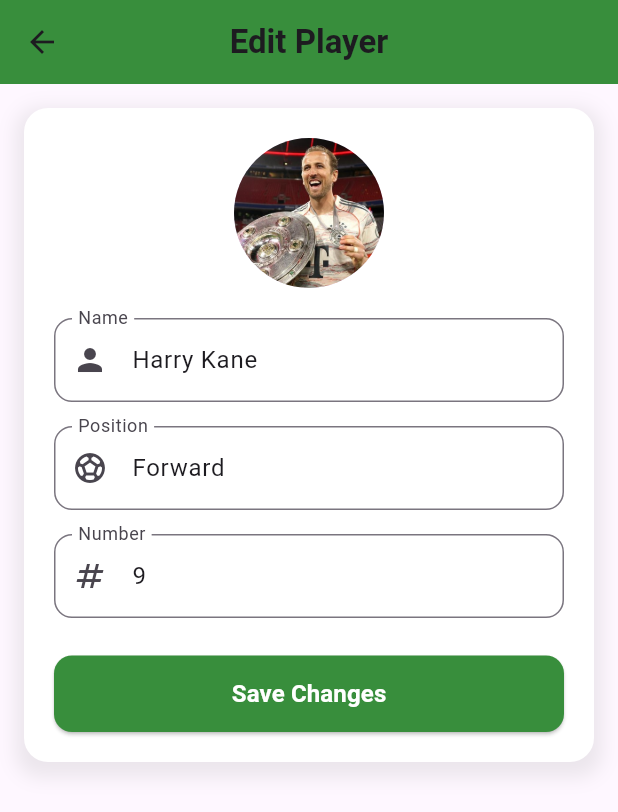
After one commit to MaghaliMarvelous/Flutter_Application, a Flutter app: the FootballPage screen opened by its route, after a tap on "Harry Kane", on a phone screen of 412 x 824 dp. The commit adds this screen. Shown: the top 812 px of the screen. Run offline on Flutter 3.47's test engine with Material 3 defaults, Android fonts, the phone set to English and light mode, and no system bars; our stand-ins replace get.

Commit message:
tambahan edit dan UI

```diff
--- a/lib/controllers/calculator_controller.dart
+++ b/lib/controllers/calculator_controller.dart
@@ -16,4 +16,36 @@ class CalculatorController extends GetxController{
 
   }
 
+  void kurang() {
+    int angka1 = int.parse(txtAngka1.text.toString());
+    int angka2 = int.parse(txtAngka2.text.toString());
+
+    int hasilKurang = angka1 - angka2;
+    print("hasil kurang " + hasilKurang.toString());
+    hasil.value = hasilKurang.toString();
+  }
+
+  void kali() {
+    int angka1 = int.parse(txtAngka1.text.toString());
+    int angka2 = int.parse(txtAngka2.text.toString());
+
+    int hasilKali = angka1 * angka2;
+    print("hasil kali " + hasilKali.toString());
+    hasil.value = hasilKali.toString();
+  }
+
+  void bagi() {
+    int angka1 = int.parse(txtAngka1.text.toString());
+    int angka2 = int.parse(txtAngka2.text.toString());
+
+    if (angka2 != 0) {
+      double hasilBagi = angka1 / angka2;
+      print("hasil bagi " + hasilBagi.toString());
+      hasil.value = hasilBagi.toString();
+    } else {
+      print("Error: Division by zero");
+      hasil.value = "Error: Division by zero";
+    }
+  }
+
 }
--- /dev/null
+++ b/lib/controllers/football_controller.dart
@@ -0,0 +1,52 @@
+
+import 'package:get/get.dart';
+import 'package:get/get_state_manager/src/simple/get_controllers.dart';
+
+class Player {
+  final String profileImage;
+  final String name;
+  final String position;
+  final int number;
+
+  Player({
+    required this.profileImage,
+    required this.name,
+    required this.position,
+    required this.number,
+  });
+}
+
+class FootballController extends GetxController {
+  final players = <Player>[
+    Player(
+      profileImage: 'assets/harry_kane.jpeg',
+      name: 'Harry Kane',
+      position: 'Forward',
+      number: 9,
+    ),
+    Player(
+      profileImage: 'assets/thomasmuller.jpg',
+      name: 'Thomas Muller',
+      position: 'Midfielder',
+      number: 25,
+    ),
+    Player(
+      profileImage: 'assets/leroy sane.jpg',
+      name: 'Leroy Sane',
+      position: 'Left Midfielder',
+      number: 10,
+    ),
+    Player(
+      profileImage: 'assets/delight.jpg',
+      name: 'Matthaus de Ligt',
+      position: 'Right Center Back',
+      number: 4,
+    ),
+    Player(
+      profileImage: 'assets/neueer.jpg',
+      name: 'Manuel Neuer',
+      position: 'Goalkeeper',
+      number: 1,
+    ),
+  ].obs; // <-- This makes the list reactive
+}
--- /dev/null
+++ b/lib/controllers/football_edit_controller.dart
@@ -0,0 +1,20 @@
+import 'package:get/get.dart';
+
+class FootballEditController extends GetxController {
+  // Contoh data pemain
+  var playerName = ''.obs;
+  var playerPosition = ''.obs;
+
+  // Inisialisasi data pemain yang akan diedit
+  void setPlayerData(String name, String position) {
+    playerName.value = name;
+    playerPosition.value = position;
+  }
+
+  // Simpan perubahan data pemain
+  void savePlayerData() {
+    // Lakukan proses update data di database atau state
+    // Setelah itu kembali ke halaman list
+    Get.back();
+  }
+}
--- a/lib/main.dart
+++ b/lib/main.dart
@@ -1,6 +1,8 @@
 import 'package:flutter/material.dart';
 import 'package:flutter_application_pplg1_20/login_page.dart';
 import 'package:flutter_application_pplg1_20/pages/calculator.page.dart';
+import 'package:flutter_application_pplg1_20/routes/pages.dart';
+import 'package:flutter_application_pplg1_20/routes/routes.dart';
 import 'package:get/get_navigation/get_navigation.dart';
 void main() {
   runApp(const MyApp());
@@ -17,7 +19,8 @@ class MyApp extends StatelessWidget {
       theme: ThemeData(
         colorScheme: ColorScheme.fromSeed(seedColor: Colors.deepPurple),
       ),
-      home: CalculatorPage(),
+      initialRoute: AppRoutes.calculator,
+      getPages: AppPages.pages,
     );
   }
 }
--- /dev/null
+++ b/lib/models/football_model.dart
@@ -0,0 +1,13 @@
+class Player {
+  final String profileImage;
+  final String name;
+  final String position;
+  final int number;
+
+  Player({
+    required this.profileImage,
+    required this.name,
+    required this.position,
+    required this.number,
+  });
+}
--- a/lib/pages/calculator.page.dart
+++ b/lib/pages/calculator.page.dart
@@ -2,6 +2,7 @@ import 'package:flutter/material.dart';
 import 'package:flutter_application_pplg1_20/components/widget_textfield.dart';
 import 'package:flutter_application_pplg1_20/components/widget_button.dart';
 import 'package:flutter_application_pplg1_20/controllers/calculator_controller.dart';
+import 'package:flutter_application_pplg1_20/routes/routes.dart';
 import 'package:get/get.dart';
 
 class CalculatorPage extends StatelessWidget {
@@ -47,8 +48,9 @@ class CalculatorPage extends StatelessWidget {
             ),
             // render UI berada di wrap OBX
             Obx(() => Text("Hasil "+calculatorController.hasil.value)),
-            CustomButton(text: "Clear", textColor: Colors.green, onPressed: () {
-
+            CustomButton(text: "Move to Football players", textColor: Colors.green,
+            onPressed: () {
+              Get.offAllNamed(AppRoutes.footballplayers);
             }, )
 
           ],
--- /dev/null
+++ b/lib/pages/football_edit_page.dart
@@ -0,0 +1,125 @@
+import 'package:flutter/material.dart';
+import 'package:flutter_application_pplg1_20/controllers/football_controller.dart';
+import 'package:get/get.dart';
+
+class EditFootballPage extends StatelessWidget {
+  final int index;
+  final FootballController footballController = Get.find();
+
+  EditFootballPage({super.key, required this.index});
+
+  @override
+  Widget build(BuildContext context) {
+    final player = footballController.players[index];
+    final nameController = TextEditingController(text: player.name);
+    final positionController = TextEditingController(text: player.position);
+    final numberController =
+        TextEditingController(text: player.number.toString());
+
+    return Scaffold(
+      appBar: AppBar(
+        title: const Text(
+          "Edit Player",
+          style: TextStyle(fontWeight: FontWeight.bold),
+        ),
+        centerTitle: true,
+        backgroundColor: Colors.green[700],
+      ),
+      body: SingleChildScrollView(
+        padding: const EdgeInsets.all(16.0),
+        child: Center(
+          child: Container(
+            padding: const EdgeInsets.all(20),
+            decoration: BoxDecoration(
+              color: Colors.white,
+              borderRadius: BorderRadius.circular(16),
+              boxShadow: [
+                BoxShadow(
+                  color: Colors.grey.withOpacity(0.2),
+                  blurRadius: 10,
+                  spreadRadius: 5,
+                  offset: const Offset(0, 5),
+                ),
+              ],
+            ),
+            child: Column(
+              children: [
+                CircleAvatar(
+                  radius: 50,
+                  backgroundImage: AssetImage(player.profileImage),
+                ),
+                const SizedBox(height: 20),
+
+                TextField(
+                  controller: nameController,
+                  decoration: InputDecoration(
+                    labelText: "Name",
+                    prefixIcon: const Icon(Icons.person),
+                    border: OutlineInputBorder(
+                      borderRadius: BorderRadius.circular(12),
+                    ),
+                  ),
+                ),
+                const SizedBox(height: 16),
+
+
+                TextField(
+                  controller: positionController,
+                  decoration: InputDecoration(
+                    labelText: "Position",
+                    prefixIcon: const Icon(Icons.sports_soccer),
+                    border: OutlineInputBorder(
+                      borderRadius: BorderRadius.circular(12),
+                    ),
+                  ),
+                ),
+                const SizedBox(height: 16),
+
+                TextField(
+                  controller: numberController,
+                  keyboardType: TextInputType.number,
+                  decoration: InputDecoration(
+                    labelText: "Number",
+                    prefixIcon: const Icon(Icons.numbers),
+                    border: OutlineInputBorder(
+                      borderRadius: BorderRadius.circular(12),
+                    ),
+                  ),
+                ),
+                const SizedBox(height: 25),
+
+                SizedBox(
+                  width: double.infinity,
+                  child: ElevatedButton(
+                    onPressed: () {
+                      footballController.players[index] = Player(
+                        profileImage: player.profileImage,
+                        name: nameController.text,
+                        position: positionController.text,
+                        number: int.tryParse(numberController.text) ??
+                            player.number,
+                      );
+                      Get.back();
+                    },
+                    style: ElevatedButton.styleFrom(
+                      backgroundColor: Colors.green[700],
+                       foregroundColor: Colors.white,
+                      padding: const EdgeInsets.symmetric(vertical: 14),
+                      shape: RoundedRectangleBorder(
+                        borderRadius: BorderRadius.circular(12),
+                      ),
+                    ),
+                    child: const Text(
+                      "Save Changes",
+                      style: TextStyle(fontSize: 16, fontWeight: FontWeight.bold),
+                    ),
+                  ),
+                ),
+              ],
+            ),
+          ),
+        ),
+      ),
+    );
+  }
+}
--- /dev/null
+++ b/lib/pages/football_pages.dart
@@ -0,0 +1,110 @@
+import 'package:flutter/material.dart';
+import 'package:flutter_application_pplg1_20/controllers/football_controller.dart';
+import 'package:flutter_application_pplg1_20/pages/football_edit_page.dart';
+import 'package:get/get.dart';
+
+class FootballPage extends StatelessWidget {
+  FootballPage({super.key});
+  final FootballController footballController = Get.put(FootballController());
+
+  @override
+  Widget build(BuildContext context) {
+    return Scaffold(
+      appBar: AppBar(
+        title: Text("Football Players"),
+        centerTitle: true,
+        backgroundColor: Colors.green[700],
+      ),
+      body: Container(
+        margin: EdgeInsets.all(12),
+        child: Obx(() => ListView.builder(
+              itemCount: footballController.players.length,
+              itemBuilder: (context, index) {
+                final player = footballController.players[index];
+                return GestureDetector(
+                  onTap: () {
+                    Get.snackbar(
+                      "Player Selected",
+                      player.name,
+                      snackPosition: SnackPosition.BOTTOM,
+                      backgroundColor: Colors.green,
+                      colorText: Colors.white,
+                      duration: Duration(seconds: 1),
+                    );
+
+                    Future.delayed(Duration(milliseconds: 500), () {
+                      Get.to(() => EditFootballPage(index: index));
+                    });
+                  },
+                  child: Card(
+                    shape: RoundedRectangleBorder(
+                      borderRadius: BorderRadius.circular(16),
+                    ),
+                    elevation: 4,
+                    margin: EdgeInsets.symmetric(vertical: 8),
+                    child: Padding(
+                      padding: EdgeInsets.all(12),
+                      child: Row(
+                        children: [
+                          // Profile image
+                          ClipRRect(
+                            borderRadius: BorderRadius.circular(50),
+                            child: Image.asset(
+                              player.profileImage,
+                              width: 60,
+                              height: 60,
+                              fit: BoxFit.cover,
+                            ),
+                          ),
+                          SizedBox(width: 16),
+                          // Player info
+                          Expanded(
+                            child: Column(
+                              crossAxisAlignment: CrossAxisAlignment.start,
+                              children: [
+                                Text(
+                                  player.name,
+                                  style: TextStyle(
+                                    fontSize: 18,
+                                    fontWeight: FontWeight.bold,
+                                  ),
+                                ),
+                                SizedBox(height: 4),
+                                Text(
+                                  player.position,
+                                  style: TextStyle(
+                                    fontSize: 14,
+                                    color: Colors.grey[600],
+                                  ),
+                                ),
+                              ],
+                            ),
+                          ),
+                          // Number badge
+                          Container(
+                            padding: EdgeInsets.symmetric(
+                                vertical: 6, horizontal: 12),
+                            decoration: BoxDecoration(
+                              color: Colors.green[100],
+                              borderRadius: BorderRadius.circular(20),
+                            ),
+                            child: Text(
+                              player.number.toString(),
+                              style: TextStyle(
+                                fontSize: 16,
+                                fontWeight: FontWeight.bold,
+                                color: Colors.green[900],
+                              ),
+                            ),
+                          ),
+                        ],
+                      ),
+                    ),
+                  ),
+                );
+              },
+            )),
+      ),
+    );
+  }
+}
--- /dev/null
+++ b/lib/routes/pages.dart
@@ -0,0 +1,19 @@
+
+import 'package:flutter_application_pplg1_20/pages/football_edit_page.dart';
+import 'package:flutter_application_pplg1_20/pages/football_pages.dart';
+import 'package:get/route_manager.dart';
+import 'package:get/get.dart';
+import 'package:flutter_application_pplg1_20/routes/routes.dart';
+import 'package:flutter_application_pplg1_20/pages/calculator.page.dart';
+
+class AppPages {
+  static final pages = [
+    GetPage(name: AppRoutes.calculator, page: () => CalculatorPage()),
+    GetPage(name: AppRoutes.footballplayers, page: () => FootballPage()),
+    GetPage(
+    name: AppRoutes.footballeditplayers,
+    page: () => EditFootballPage(index: Get.arguments),
+    ),
+
+  ];
+}
--- /dev/null
+++ b/lib/routes/routes.dart
@@ -0,0 +1,7 @@
+class AppRoutes{
+  static const String calculator = "/calculator";
+  static const String footballplayers = "/footballplayers";
+  static const String footballeditplayers = "/footballeditplayers";
+  //bisa tambah lagi
+
+}
--- a/pubspec.yaml
+++ b/pubspec.yaml
@@ -65,6 +65,11 @@ flutter:
   # To add assets to your application, add an assets section, like this:
   assets:
     - assets/catpfptest.jpg
+    - assets/harry_kane.jpeg
+    - assets/thomasmuller.jpg
+    - assets/leroy sane.jpg
+    - assets/delight.jpg
+    - assets/neueer.jpg
 
   # An image asset can refer to one or more resolution-specific "variants", see
   # https://flutter.dev/to/resolution-aware-images
```
Also changed, not shown: assets/delight.jpg (added), assets/harry_kane.jpeg (added), assets/leroy sane.jpg (added), assets/neueer.jpg (added), assets/thomasmuller.jpg (added).
